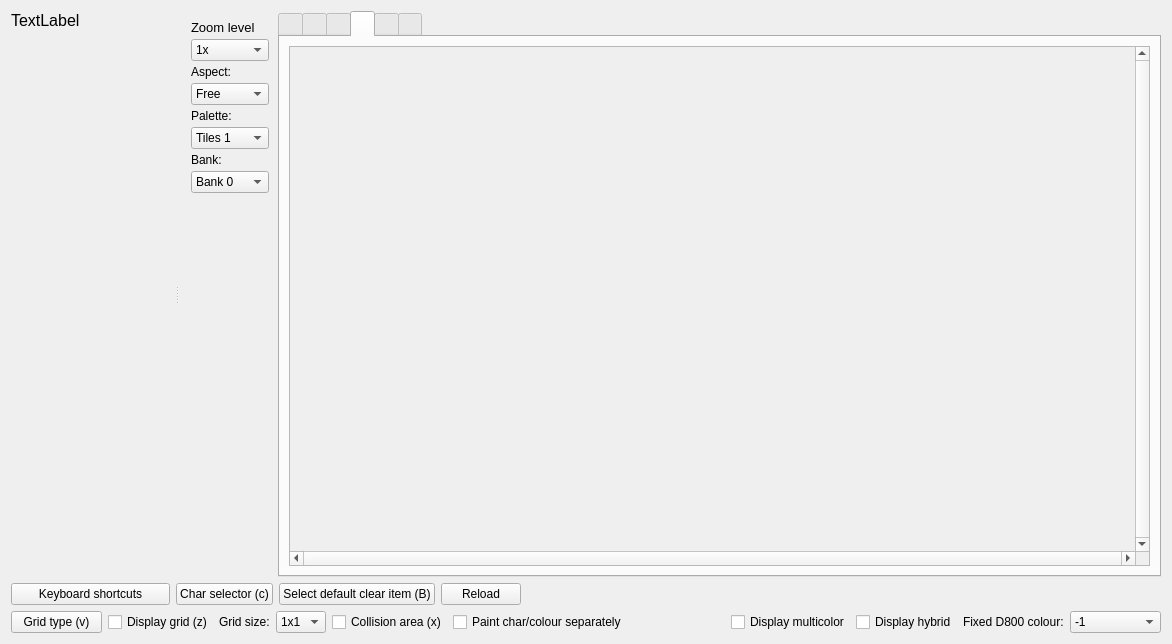
This is source/trsedocuments/formimageeditor.ui in leuat/TRSE as Qt 5 draws it before an edit. The edited form follows.
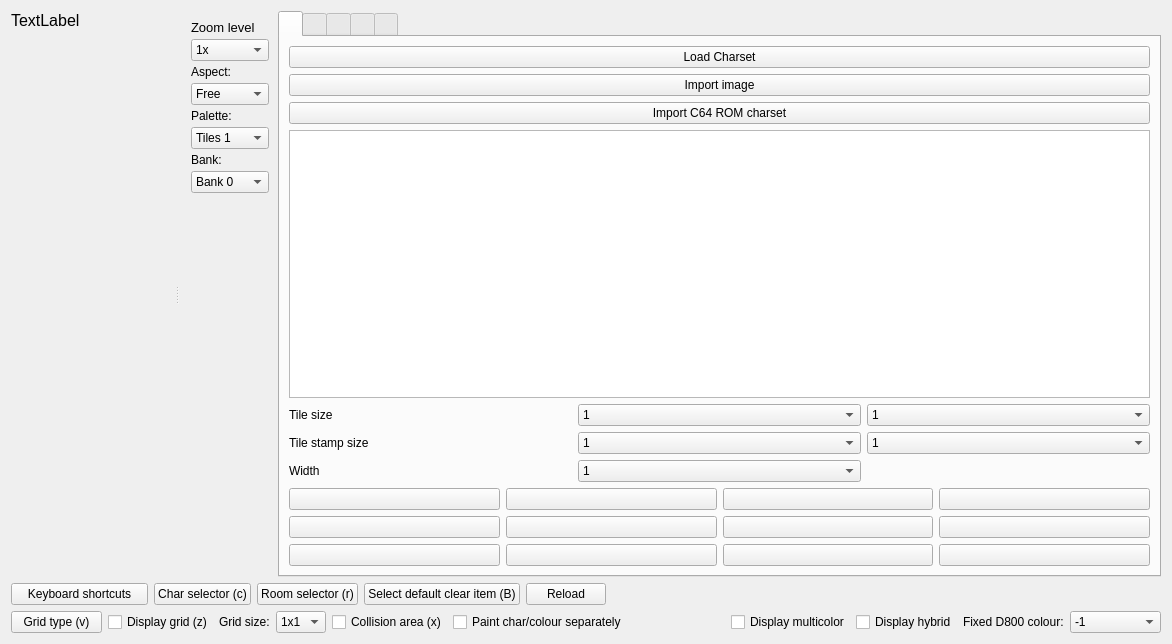
This is the edited form. The open tabs and pages were chosen to show the change. Icons and pictures are not drawn. Custom widgets are drawn as their Qt base class.

Commit message: Added level editor room selector

Patch:
```diff
--- a/source/trsedocuments/formimageeditor.ui
+++ b/source/trsedocuments/formimageeditor.ui
@@ -86,7 +86,7 @@
       </layout>
      </widget>
      <widget class="QWidget" name="layoutToolsWidget">
-      <layout class="QHBoxLayout" name="ToolLayoutCombined" stretch="0,20">
+      <layout class="QHBoxLayout" name="ToolLayoutCombined" stretch="0,0">
        <property name="spacing">
         <number>0</number>
        </property>
@@ -1502,49 +1502,6 @@
            </item>
           </layout>
          </widget>
-         <widget class="QWidget" name="tab_6">
-          <attribute name="icon">
-           <iconset resource="../../resources.qrc">
-            <normaloff>:/resources/images/levels-trans.png</normaloff>:/resources/images/levels-trans.png</iconset>
-          </attribute>
-          <attribute name="title">
-           <string/>
-          </attribute>
-          <layout class="QGridLayout" name="gridLayout_5">
-           <item row="0" column="0">
-            <layout class="QGridLayout" name="gridLevelsOld">
-             <item row="0" column="0">
-              <widget class="QScrollArea" name="scrollArea">
-               <property name="verticalScrollBarPolicy">
-                <enum>Qt::ScrollBarAlwaysOn</enum>
-               </property>
-               <property name="horizontalScrollBarPolicy">
-                <enum>Qt::ScrollBarAlwaysOn</enum>
-               </property>
-               <property name="widgetResizable">
-                <bool>true</bool>
-               </property>
-               <widget class="QWidget" name="scrollAreaWidgetContents">
-                <property name="geometry">
-                 <rect>
-                  <x>0</x>
-                  <y>0</y>
-                  <width>853</width>
-                  <height>435</height>
-                 </rect>
-                </property>
-                <layout class="QGridLayout" name="gridLayout_13">
-                 <item row="0" column="0">
-                  <layout class="QGridLayout" name="gridLevels"/>
-                 </item>
-                </layout>
-               </widget>
-              </widget>
-             </item>
-            </layout>
-           </item>
-          </layout>
-         </widget>
          <widget class="QWidget" name="tab_7">
           <attribute name="icon">
            <iconset resource="../../resources.qrc">
@@ -1661,7 +1618,7 @@
     </widget>
    </item>
    <item>
-    <layout class="QHBoxLayout" name="horizontalLayout_3" stretch="1,0,0,0,4">
+    <layout class="QHBoxLayout" name="horizontalLayout_3" stretch="1,0,0,0,0,4">
      <item>
       <widget class="QPushButton" name="btnHelpImage">
        <property name="text">
@@ -1676,6 +1633,13 @@
        </property>
       </widget>
      </item>
+     <item>
+      <widget class="QPushButton" name="btnRoomSelect">
+       <property name="text">
+        <string>Room selector (r)</string>
+       </property>
+      </widget>
+     </item>
      <item>
       <widget class="QPushButton" name="btnSelectDefaultClearItm">
        <property name="text">
```
The commit also changes 12 other files.
